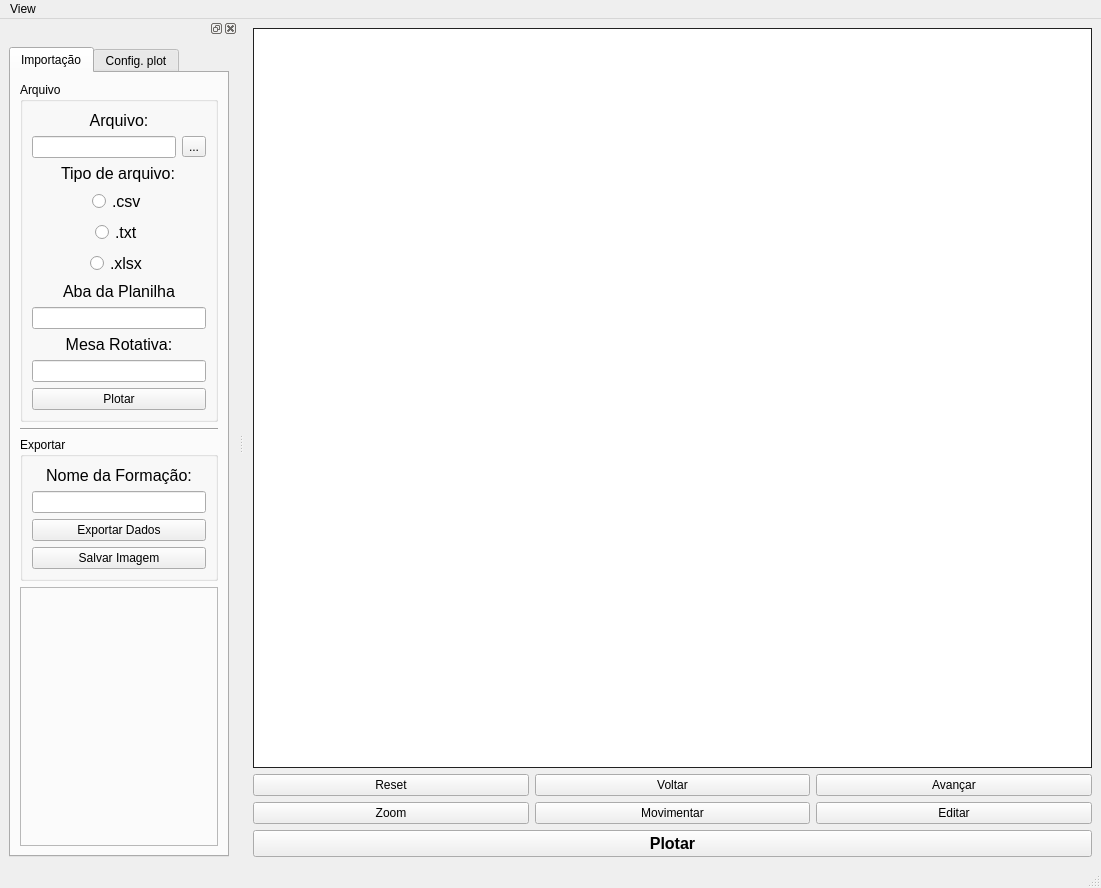
Old version of the form tomiUI.ui in the repository albano-a/onyx.
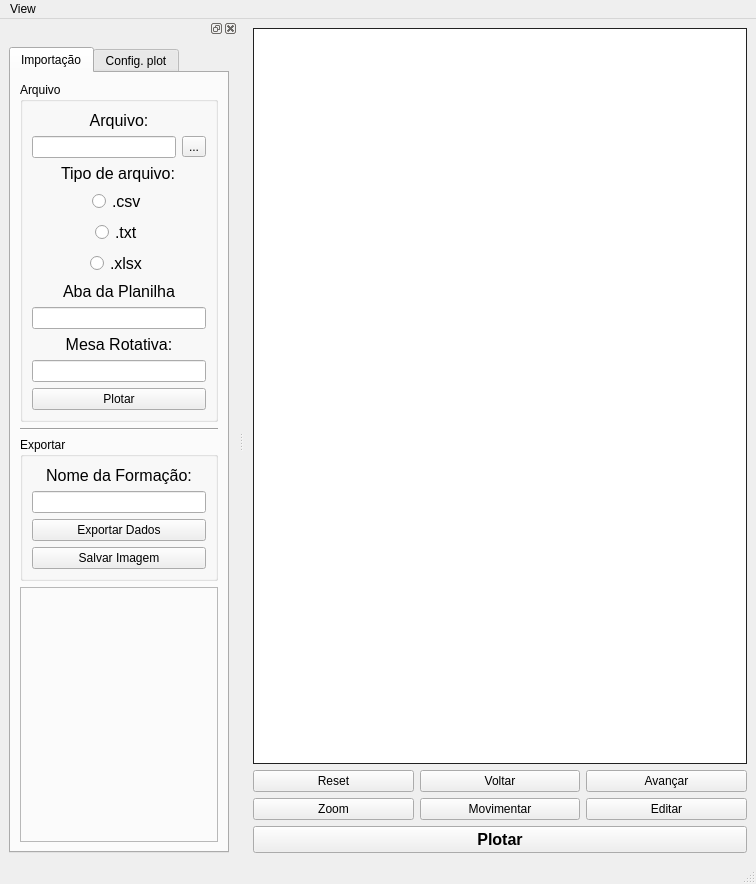
New version of the form. Icons and pictures are not drawn.

```diff
--- a/tomiUI.ui
+++ b/tomiUI.ui
@@ -6,8 +6,8 @@
    <rect>
     <x>0</x>
     <y>0</y>
-    <width>1101</width>
-    <height>888</height>
+    <width>756</width>
+    <height>884</height>
    </rect>
   </property>
   <property name="windowTitle">
@@ -120,7 +120,7 @@
     <rect>
      <x>0</x>
      <y>0</y>
-     <width>1101</width>
+     <width>756</width>
      <height>21</height>
     </rect>
    </property>
```
